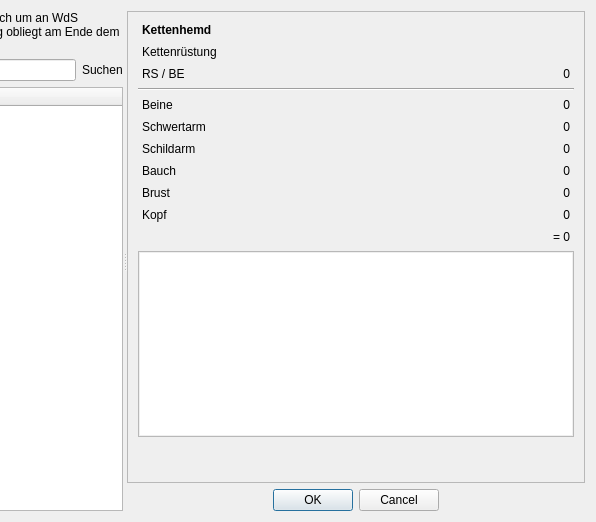
Qt form designer/CharakterRuestungPicker.ui (Aeolitus/Sephrasto) before a commit; both pictures show x 332 to 928 and y 0 to 522 of the 928 by 522 pixel window.
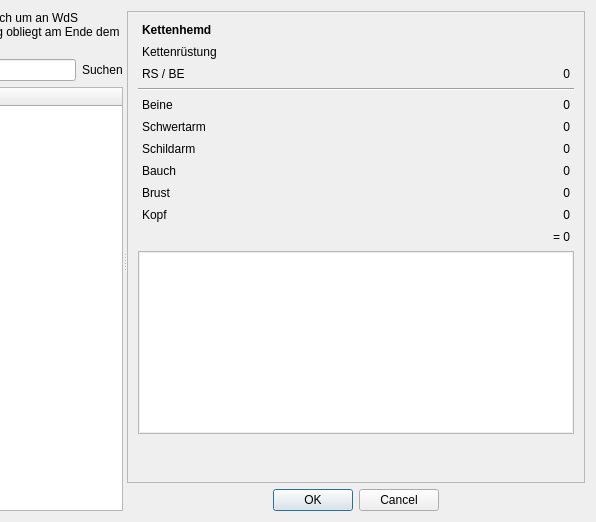
The same form after that commit.

Commit message: Update picker windows and db editors to use a better fitting form layout instead of grid layout Update picker windows to call a onSetupUi function that can be overriden by plugins

The edit to the form file:
```diff
--- a/designer/CharakterRuestungPicker.ui
+++ b/designer/CharakterRuestungPicker.ui
@@ -154,69 +154,12 @@
            <rect>
             <x>0</x>
             <y>0</y>
-            <width>451</width>
-            <height>469</height>
+            <width>424</width>
+            <height>459</height>
            </rect>
           </property>
-          <layout class="QGridLayout" name="gridLayout">
-           <item row="12" column="1">
-            <widget class="QLabel" name="lblKopf">
-             <property name="text">
-              <string>0</string>
-             </property>
-             <property name="alignment">
-              <set>Qt::AlignRight|Qt::AlignTrailing|Qt::AlignVCenter</set>
-             </property>
-            </widget>
-           </item>
-           <item row="11" column="0">
-            <widget class="QLabel" name="lblBrustL">
-             <property name="text">
-              <string>Brust</string>
-             </property>
-            </widget>
-           </item>
-           <item row="7" column="1">
-            <widget class="QLabel" name="lblBeine">
-             <property name="text">
-              <string>0</string>
-             </property>
-             <property name="alignment">
-              <set>Qt::AlignRight|Qt::AlignTrailing|Qt::AlignVCenter</set>
-             </property>
-            </widget>
-           </item>
-           <item row="10" column="0">
-            <widget class="QLabel" name="lblBauchL">
-             <property name="text">
-              <string>Bauch</string>
-             </property>
-            </widget>
-           </item>
-           <item row="16" column="1">
-            <spacer name="verticalSpacer">
-             <property name="orientation">
-              <enum>Qt::Vertical</enum>
-             </property>
-             <property name="sizeHint" stdset="0">
-              <size>
-               <width>20</width>
-               <height>40</height>
-              </size>
-             </property>
-            </spacer>
-           </item>
-           <item row="9" column="1">
-            <widget class="QLabel" name="lblSchild">
-             <property name="text">
-              <string>0</string>
-             </property>
-             <property name="alignment">
-              <set>Qt::AlignRight|Qt::AlignTrailing|Qt::AlignVCenter</set>
-             </property>
-            </widget>
-           </item>
-           <item row="0" column="0" colspan="2">
+          <layout class="QFormLayout" name="formLayout">
+           <item row="0" column="0">
             <widget class="QLabel" name="lblName">
              <property name="font">
               <font>
@@ -232,7 +175,7 @@
              </property>
             </widget>
            </item>
-           <item row="1" column="0" colspan="2">
+           <item row="1" column="0">
             <widget class="QLabel" name="lblTyp">
              <property name="text">
               <string>Kettenrüstung</string>
@@ -242,49 +185,15 @@
              </property>
             </widget>
            </item>
-           <item row="10" column="1">
-            <widget class="QLabel" name="lblBauch">
-             <property name="text">
-              <string>0</string>
-             </property>
-             <property name="alignment">
-              <set>Qt::AlignRight|Qt::AlignTrailing|Qt::AlignVCenter</set>
-             </property>
-            </widget>
-           </item>
-           <item row="12" column="0">
-            <widget class="QLabel" name="lblKopfL">
-             <property name="text">
-              <string>Kopf</string>
-             </property>
-            </widget>
-           </item>
-           <item row="5" column="0" colspan="2">
-            <widget class="Line" name="line">
-             <property name="orientation">
-              <enum>Qt::Horizontal</enum>
-             </property>
-            </widget>
-           </item>
-           <item row="14" column="1">
-            <widget class="QLabel" name="lblZRS">
-             <property name="text">
-              <string>= 0</string>
-             </property>
-             <property name="alignment">
-              <set>Qt::AlignRight|Qt::AlignTrailing|Qt::AlignVCenter</set>
-             </property>
-            </widget>
-           </item>
-           <item row="3" column="0">
+           <item row="2" column="0">
             <widget class="QLabel" name="label_5">
              <property name="text">
               <string>RS / BE</string>
              </property>
             </widget>
            </item>
-           <item row="11" column="1">
-            <widget class="QLabel" name="lblBrust">
+           <item row="2" column="1">
+            <widget class="QLabel" name="lblRS">
              <property name="text">
               <string>0</string>
              </property>
@@ -293,14 +202,14 @@
              </property>
             </widget>
            </item>
-           <item row="9" column="0">
-            <widget class="QLabel" name="lblSchildL">
-             <property name="text">
-              <string>Schildarm</string>
+           <item row="3" column="0" colspan="2">
+            <widget class="Line" name="line">
+             <property name="orientation">
+              <enum>Qt::Horizontal</enum>
              </property>
             </widget>
            </item>
-           <item row="7" column="0">
+           <item row="4" column="0">
             <widget class="QLabel" name="lblBeineL">
              <property name="font">
               <font>
@@ -313,8 +222,8 @@
              </property>
             </widget>
            </item>
-           <item row="8" column="1">
-            <widget class="QLabel" name="lblSchwert">
+           <item row="4" column="1">
+            <widget class="QLabel" name="lblBeine">
              <property name="text">
               <string>0</string>
              </property>
@@ -323,15 +232,15 @@
              </property>
             </widget>
            </item>
-           <item row="8" column="0">
+           <item row="5" column="0">
             <widget class="QLabel" name="lblSchwertL">
              <property name="text">
               <string>Schwertarm</string>
              </property>
             </widget>
            </item>
-           <item row="3" column="1">
-            <widget class="QLabel" name="lblRS">
+           <item row="5" column="1">
+            <widget class="QLabel" name="lblSchwert">
              <property name="text">
               <string>0</string>
              </property>
@@ -340,9 +249,100 @@
              </property>
             </widget>
            </item>
-           <item row="15" column="0" colspan="2">
+           <item row="6" column="0">
+            <widget class="QLabel" name="lblSchildL">
+             <property name="text">
+              <string>Schildarm</string>
+             </property>
+            </widget>
+           </item>
+           <item row="6" column="1">
+            <widget class="QLabel" name="lblSchild">
+             <property name="text">
+              <string>0</string>
+             </property>
+             <property name="alignment">
+              <set>Qt::AlignRight|Qt::AlignTrailing|Qt::AlignVCenter</set>
+             </property>
+            </widget>
+           </item>
+           <item row="7" column="0">
+            <widget class="QLabel" name="lblBauchL">
+             <property name="text">
+              <string>Bauch</string>
+             </property>
+            </widget>
+           </item>
+           <item row="7" column="1">
+            <widget class="QLabel" name="lblBauch">
+             <property name="text">
+              <string>0</string>
+             </property>
+             <property name="alignment">
+              <set>Qt::AlignRight|Qt::AlignTrailing|Qt::AlignVCenter</set>
+             </property>
+            </widget>
+           </item>
+           <item row="8" column="0">
+            <widget class="QLabel" name="lblBrustL">
+             <property name="text">
+              <string>Brust</string>
+             </property>
+            </widget>
+           </item>
+           <item row="8" column="1">
+            <widget class="QLabel" name="lblBrust">
+             <property name="text">
+              <string>0</string>
+             </property>
+             <property name="alignment">
+              <set>Qt::AlignRight|Qt::AlignTrailing|Qt::AlignVCenter</set>
+             </property>
+            </widget>
+           </item>
+           <item row="9" column="0">
+            <widget class="QLabel" name="lblKopfL">
+             <property name="text">
+              <string>Kopf</string>
+             </property>
+            </widget>
+           </item>
+           <item row="9" column="1">
+            <widget class="QLabel" name="lblKopf">
+             <property name="text">
+              <string>0</string>
+             </property>
+             <property name="alignment">
+              <set>Qt::AlignRight|Qt::AlignTrailing|Qt::AlignVCenter</set>
+             </property>
+            </widget>
+           </item>
+           <item row="10" column="1">
+            <widget class="QLabel" name="lblZRS">
+             <property name="text">
+              <string>= 0</string>
+             </property>
+             <property name="alignment">
+              <set>Qt::AlignRight|Qt::AlignTrailing|Qt::AlignVCenter</set>
+             </property>
+            </widget>
+           </item>
+           <item row="11" column="0" colspan="2">
             <widget class="QTextBrowser" name="teBeschreibung"/>
            </item>
+           <item row="12" column="1">
+            <spacer name="verticalSpacer">
+             <property name="orientation">
+              <enum>Qt::Vertical</enum>
+             </property>
+             <property name="sizeHint" stdset="0">
+              <size>
+               <width>20</width>
+               <height>40</height>
+              </size>
+             </property>
+            </spacer>
+           </item>
           </layout>
          </widget>
         </widget>
```
The commit also changes 34 other files.
